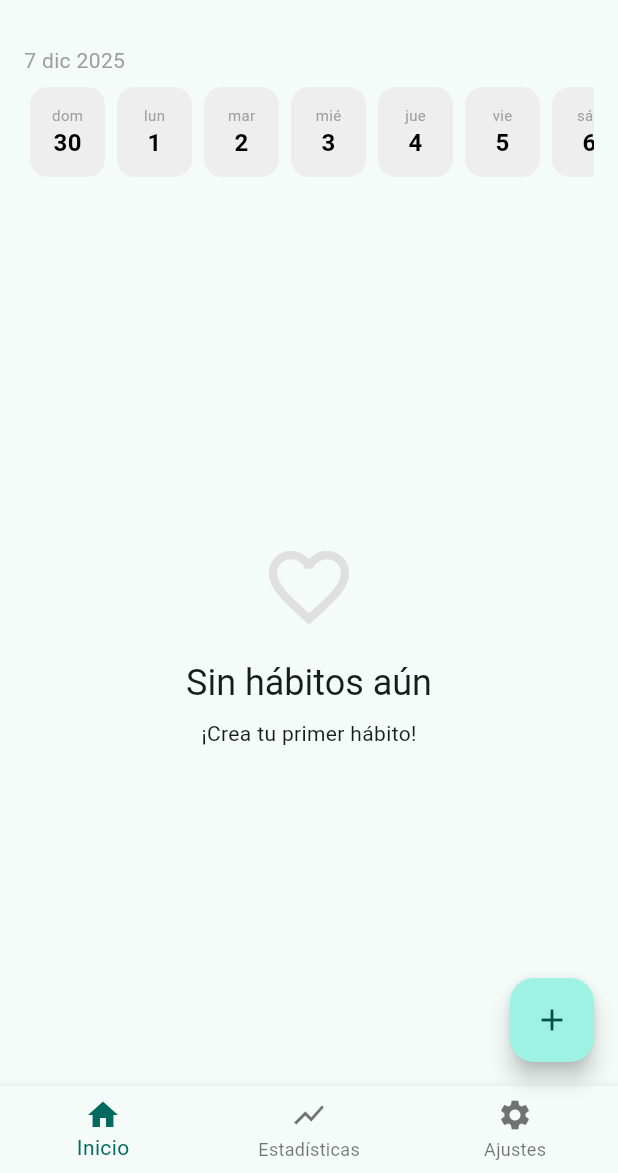
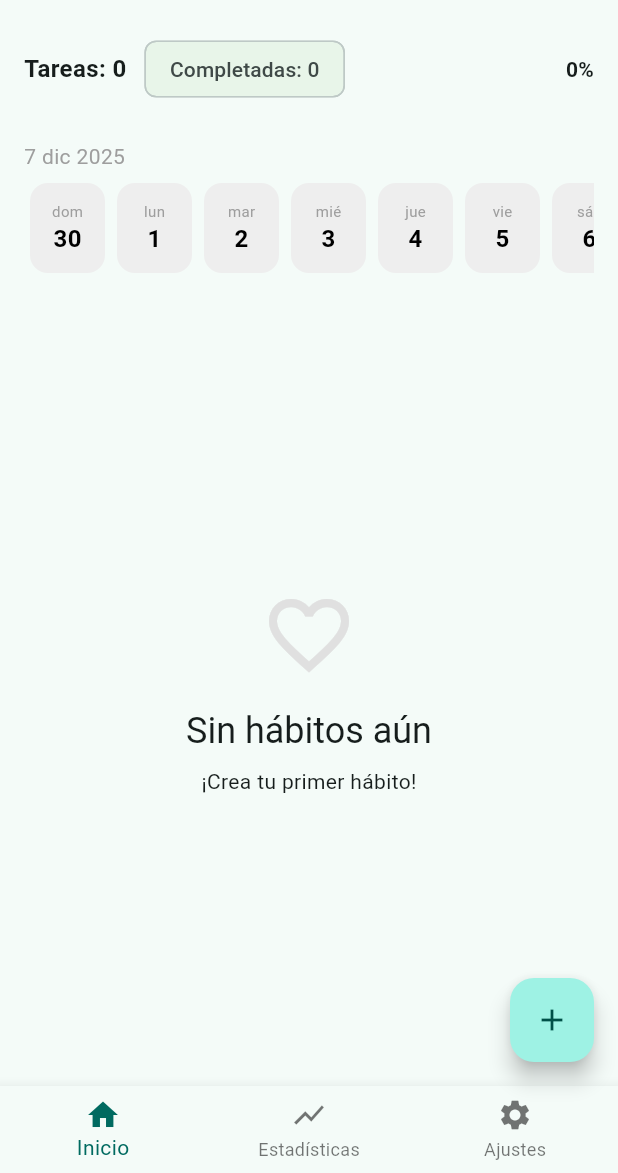
Before and after one commit to Luiscef/proyectoMovil2, a Flutter app: the screen it shows once a user with an empty profile is signed in, on a phone screen of 412 x 824 dp, the part 63-1236 px from its top. Run offline on Flutter 3.47's test engine with Material 3 defaults, Android fonts, the phone set to English and light mode, and no system bars; our stand-ins replace cloud_firestore, firebase_auth, firebase_core, firebase_storage, google_sign_in, image_picker; accounts and stored records are empty.

Commit message:
se agrego completar tareas y cuantas son

```diff
--- a/lib/main.dart
+++ b/lib/main.dart
@@ -142,6 +142,48 @@
       body: _selectedTab == 0
           ? Column(
               children: [
+                StreamBuilder<QuerySnapshot>(
+                  stream: _service.getHabitsStream(),
+                  builder: (context, snapshot) {
+                    if (!snapshot.hasData) return const SizedBox(height: 64);
+                    final docs = snapshot.data!.docs;
+                    final total = docs.length;
+                    final completed = docs.where((d) {
+                      final data = d.data() as Map<String, dynamic>;
+                      return data['completed'] == true;
+                    }).length;
+                    final percent = total == 0
+                        ? 0
+                        : ((completed / total) * 100).round();
+                    return Padding(
+                      padding: const EdgeInsets.symmetric(
+                        horizontal: 16,
+                        vertical: 8,
+                      ),
+                      child: Row(
+                        children: [
+                          Text(
+                            'Tareas: $total',
+                            style: const TextStyle(
+                              fontSize: 16,
+                              fontWeight: FontWeight.w600,
+                            ),
+                          ),
+                          const SizedBox(width: 12),
+                          Chip(
+                            label: Text('Completadas: $completed'),
+                            backgroundColor: Colors.green[50],
+                          ),
+                          const Spacer(),
+                          Text(
+                            '$percent%',
+                            style: const TextStyle(fontWeight: FontWeight.bold),
+                          ),
+                        ],
+                      ),
+                    );
+                  },
+                ),
                 _buildCalendar(),
                 Expanded(
                   child: StreamBuilder<QuerySnapshot>(
@@ -157,11 +199,17 @@
                           child: Column(
                             mainAxisAlignment: MainAxisAlignment.center,
                             children: [
-                              Icon(Icons.favorite_border, size: 64, color: Colors.grey[300]),
+                              Icon(
+                                Icons.favorite_border,
+                                size: 64,
+                                color: Colors.grey[300],
+                              ),
                               const SizedBox(height: 16),
                               Text(
                                 'Sin hábitos aún',
-                                style: Theme.of(context).textTheme.headlineSmall,
+                                style: Theme.of(
+                                  context,
+                                ).textTheme.headlineSmall,
                               ),
                               const SizedBox(height: 8),
                               const Text('¡Crea tu primer hábito!'),
@@ -200,9 +248,7 @@
                 ),
               ],
             )
-          : (_selectedTab == 1
-              ? const StatsPage()
-              : const LogoRotate()),
+          : (_selectedTab == 1 ? const StatsPage() : const LogoRotate()),
       floatingActionButton: _selectedTab == 0
           ? FloatingActionButton(
               onPressed: _addHabit,
@@ -214,7 +260,10 @@
         onTap: (index) => setState(() => _selectedTab = index),
         items: const [
           BottomNavigationBarItem(icon: Icon(Icons.home), label: 'Inicio'),
-          BottomNavigationBarItem(icon: Icon(Icons.show_chart), label: 'Estadísticas'),
+          BottomNavigationBarItem(
+            icon: Icon(Icons.show_chart),
+            label: 'Estadísticas',
+          ),
           BottomNavigationBarItem(icon: Icon(Icons.settings), label: 'Ajustes'),
         ],
       ),
@@ -317,6 +366,12 @@
                     value: completed,
                     onChanged: (v) async {
                       await _service.toggleHabitCompleted(id, v ?? false);
+                      if (!mounted) return;
+                      if (v ?? false) {
+                        ScaffoldMessenger.of(context).showSnackBar(
+                          const SnackBar(content: Text('Tarea completada')),
+                        );
+                      }
                     },
                   ),
                   Expanded(
@@ -356,26 +411,28 @@
                   ),
                 ],
               ),
+
+              // Mostrar etiqueta solo si está completado
+              if (completed)
+                Padding(
+                  padding: const EdgeInsets.only(top: 8.0, left: 4.0),
+                  child: Chip(
+                    avatar: const Icon(
+                      Icons.check_circle,
+                      color: Colors.green,
+                      size: 18,
+                    ),
+                    label: const Text(
+                      'Tarea completada',
+                      style: TextStyle(color: Colors.green),
+                    ),
+                    backgroundColor: Colors.green[50],
+                  ),
+                ),
               const SizedBox(height: 12),
               Row(
                 mainAxisAlignment: MainAxisAlignment.spaceBetween,
                 children: [
-                  Text(
-                    'Meta: ${_getFrequencyLabel(frequency)}',
-                    style: TextStyle(fontSize: 12, color: Colors.grey[700]),
-                  ),
-                  if (lastCompleted != null)
-                    Text(
-                      'Último: ${_formatTimestamp(lastCompleted)}',
-                      style: const TextStyle(fontSize: 11, color: Colors.green),
-                    ),
-                ],
-              ),
-              const SizedBox(height: 12),
-              Row(
-                mainAxisAlignment: MainAxisAlignment.spaceBetween,
-                children: [
-                  Text('${progress} completados'),
                   Row(
                     children: [
                       CircleAvatar(
@@ -421,8 +478,18 @@
 
   String _getMonthName(int month) {
     const months = [
-      'ene', 'feb', 'mar', 'abr', 'may', 'jun',
-      'jul', 'ago', 'sep', 'oct', 'nov', 'dic'
+      'ene',
+      'feb',
+      'mar',
+      'abr',
+      'may',
+      'jun',
+      'jul',
+      'ago',
+      'sep',
+      'oct',
+      'nov',
+      'dic',
     ];
     return months[month - 1];
   }
@@ -509,7 +576,8 @@
                 DropdownMenuItem(value: 'weekly', child: Text('Semanal')),
                 DropdownMenuItem(value: 'monthly', child: Text('Mensual')),
               ],
-              onChanged: (v) => setState(() => selectedFrequency = v ?? 'daily'),
+              onChanged: (v) =>
+                  setState(() => selectedFrequency = v ?? 'daily'),
             ),
           ],
         ),
@@ -604,7 +672,8 @@
                 DropdownMenuItem(value: 'weekly', child: Text('Semanal')),
                 DropdownMenuItem(value: 'monthly', child: Text('Mensual')),
               ],
-              onChanged: (v) => setState(() => selectedFrequency = v ?? 'daily'),
+              onChanged: (v) =>
+                  setState(() => selectedFrequency = v ?? 'daily'),
             ),
           ],
         ),
@@ -642,7 +711,10 @@
           children: const [
             Icon(Icons.show_chart, size: 72, color: Colors.teal),
             SizedBox(height: 12),
-            Text('Mari ponga las estadisticas jajajaja', style: TextStyle(fontSize: 18)),
+            Text(
+              'Mari ponga las estadisticas jajajaja',
+              style: TextStyle(fontSize: 18),
+            ),
           ],
         ),
       ),
```
Also changed, not shown: pubspec.lock.
